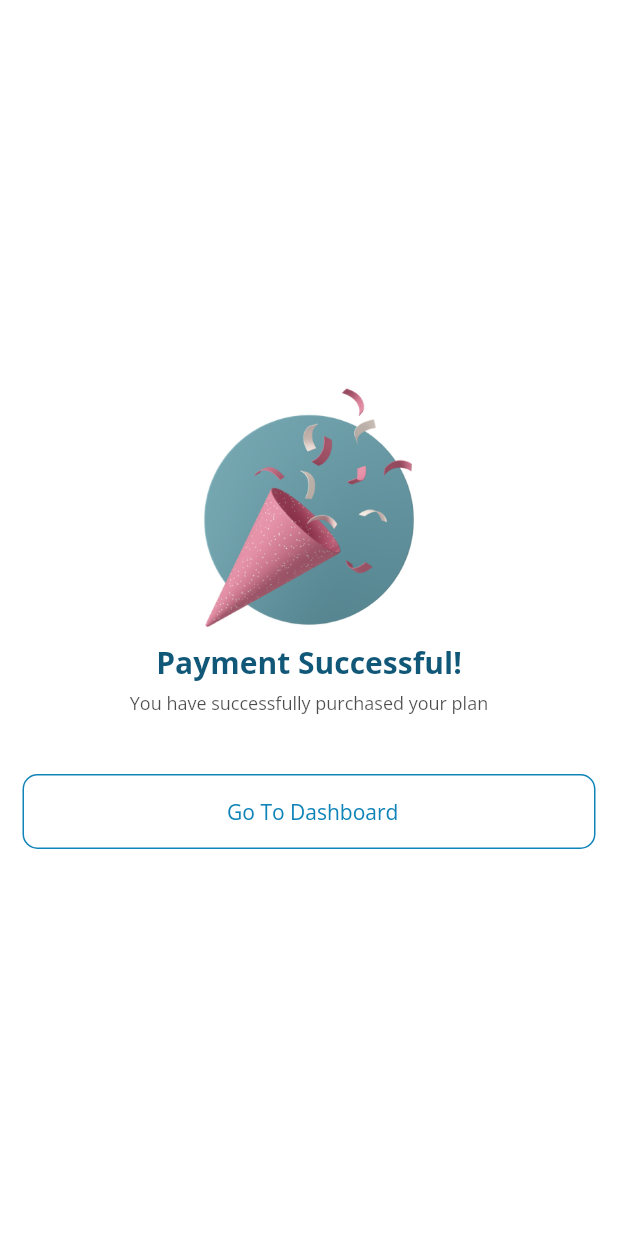
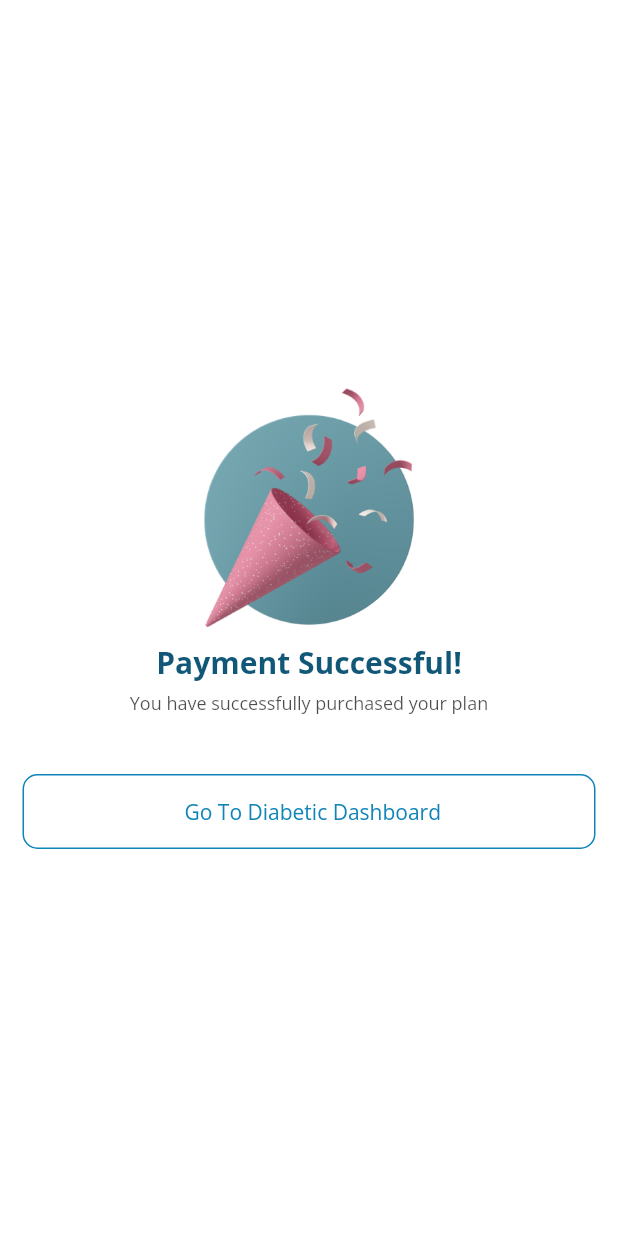
Before and after one commit to saurabh1230/Iclinix-new-18-10-2024, a Flutter app: the PlanBookingSuccessfulScreen screen opened by its route, on a phone screen of 412 x 824 dp. Run offline on Flutter 3.47's test engine with Material 3 defaults, Android fonts, the phone set to English and light mode, and no system bars; our stand-ins replace animated_custom_dropdown, cached_network_image, file_picker, flutter_local_notifications, flutter_rating_bar, flutter_typeahead and 8 more; missing offline and left inert: easy_image_viewer, flutter_slide_drawer; accounts and stored records are empty.

Commit message:
11-11-2024

```diff
--- a/lib/app/screens/diabetic/components/health_parameter_dialog.dart
+++ b/lib/app/screens/diabetic/components/health_parameter_dialog.dart
@@ -91,8 +91,7 @@ class _AddHealthParameterDialogState extends State<AddHealthParameterDialog> wit
                     child:
                     Text('Heath Data',style: openSansMedium.copyWith(
                         fontSize: Dimensions.fontSizeDefault,
-                        color: Theme.of(context).cardColor
-                    ),),
+                        color: Theme.of(context).cardColor),),
                   ),
                   sizedBox10(),
                   SingleChildScrollView(
--- a/lib/app/screens/diabetic/payment_successful_screen.dart
+++ b/lib/app/screens/diabetic/payment_successful_screen.dart
@@ -1,4 +1,5 @@
 import 'package:flutter/material.dart';
+import 'package:iclinix/app/screens/dashboard/dashboard_screen.dart';
 import 'package:iclinix/app/widget/custom_button_widget.dart';
 import 'package:iclinix/app/widget/custom_containers.dart';
 import 'package:iclinix/controller/auth_controller.dart';
@@ -40,14 +41,13 @@ class PlanBookingSuccessfulScreen extends StatelessWidget {
                       fontSize: Dimensions.fontSize12,
                       color: Theme.of(context).disabledColor.withOpacity(0.70)),),
                 sizedBox40(),
-                CustomButtonWidget(buttonText: 'Go To Dashboard',
+                CustomButtonWidget(buttonText: 'Go To Diabetic Dashboard',
                   transparent: true,
                   isBold: false,
                   fontSize: Dimensions.fontSize14,
                   onPressed: () {
                     Get.find<AuthController>().userDataApi();
-                    // Get.toNamed(RouteHelper.getInitialRoute());
-                    Get.toNamed(RouteHelper.getDashboardRoute());
+                    Get.to(const DashboardScreen(pageIndex: 1));
                   },),
 
 
```
